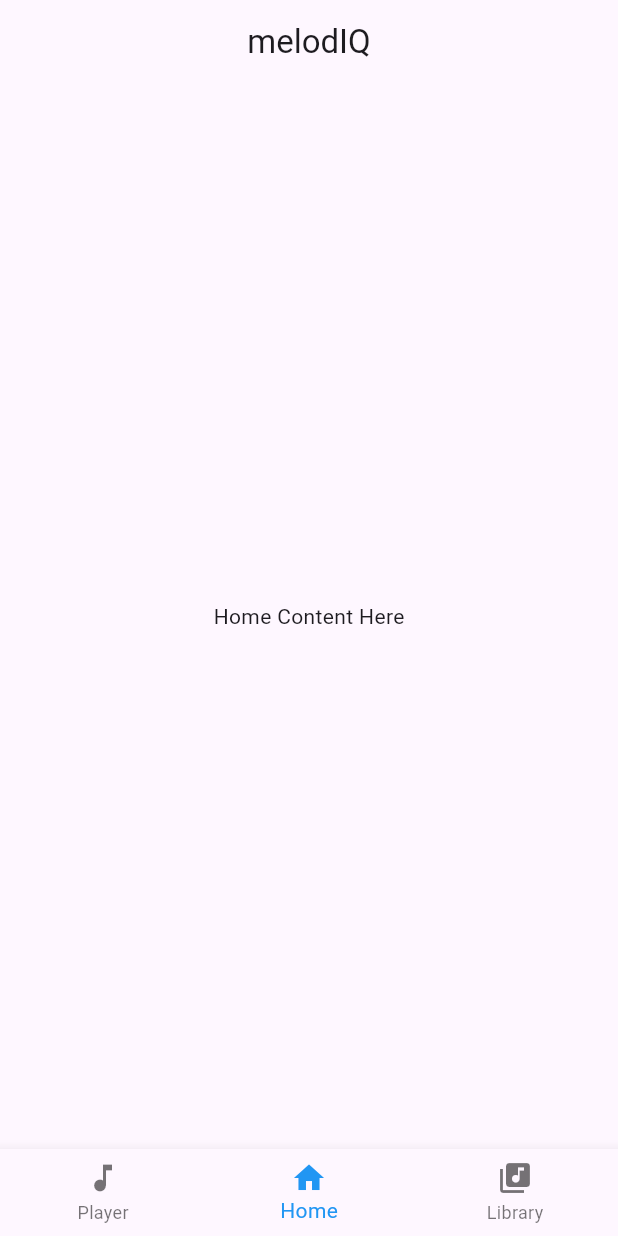
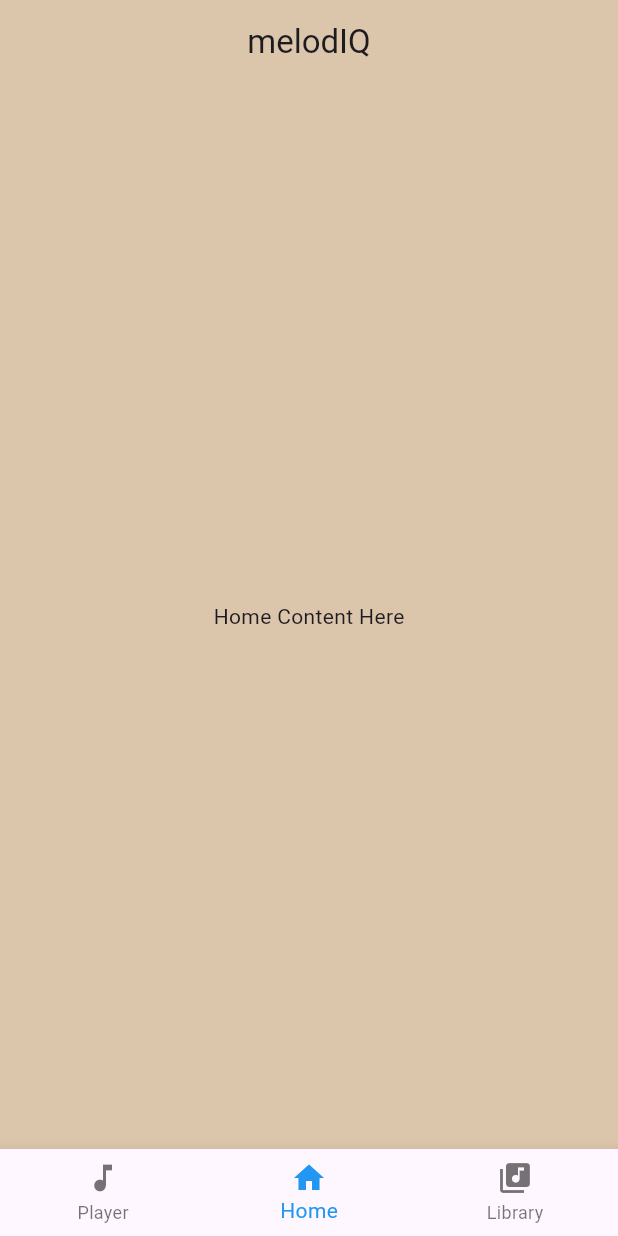
Before and after one commit to kris-krsh02/melodiq, a Flutter app: the screen it shows after launch, after a tap on "Continue with Google", on a phone screen of 412 x 824 dp. Run offline on Flutter 3.47's test engine with Material 3 defaults, Android fonts, the phone set to English and light mode, and no system bars.

Commit message:
color theme

```diff
--- a/frontend/lib/main.dart
+++ b/frontend/lib/main.dart
@@ -3,18 +3,34 @@ import 'pages/login_page.dart';
 import 'components/bottom_nav_bar.dart';
 
 void main() {
-  runApp(const Melodiq());
+  runApp(MyMusicApp());
 }
 
-class Melodiq extends StatelessWidget {
-  const Melodiq({Key? key}) : super(key: key);
+class MyMusicApp extends StatelessWidget {
+  // Define your custom colors
+  final Color backgroundColor = const Color(0xFFDBC5AB);
+  final Color fontColor = const Color(0xFF583E23);
+  final Color buttonColor = const Color(0xFFFFF0E0);
 
   @override
   Widget build(BuildContext context) {
     return MaterialApp(
-      title: 'melodIQ',
+      title: 'My Music App',
       theme: ThemeData(
-        primarySwatch: Colors.blue,
+        // Set the default background color
+        scaffoldBackgroundColor: backgroundColor,
+        // Define the default font color
+        // Define the default button theme
+        elevatedButtonTheme: ElevatedButtonThemeData(
+          style: ElevatedButton.styleFrom(
+            backgroundColor: buttonColor, // Background color of the button
+            foregroundColor: Colors.white,
+            // Text color of the button
+          ),
+        ),
+        appBarTheme: AppBarTheme(
+          backgroundColor: backgroundColor, // AppBar background color
+        ),
       ),
       initialRoute: '/login',
       routes: {
```
